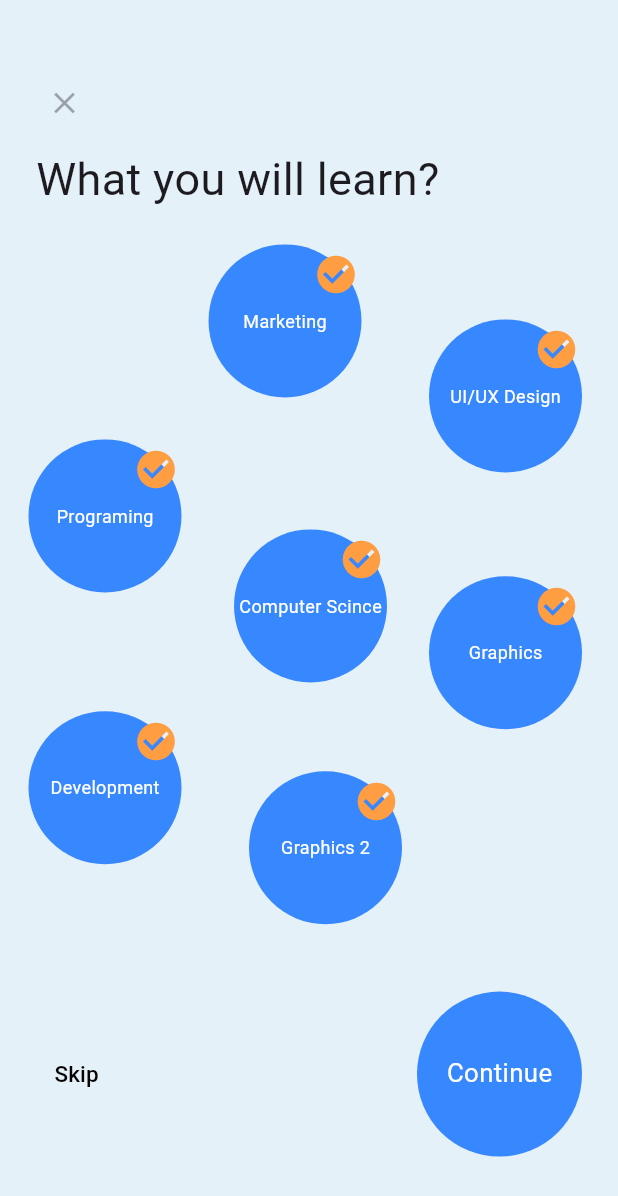
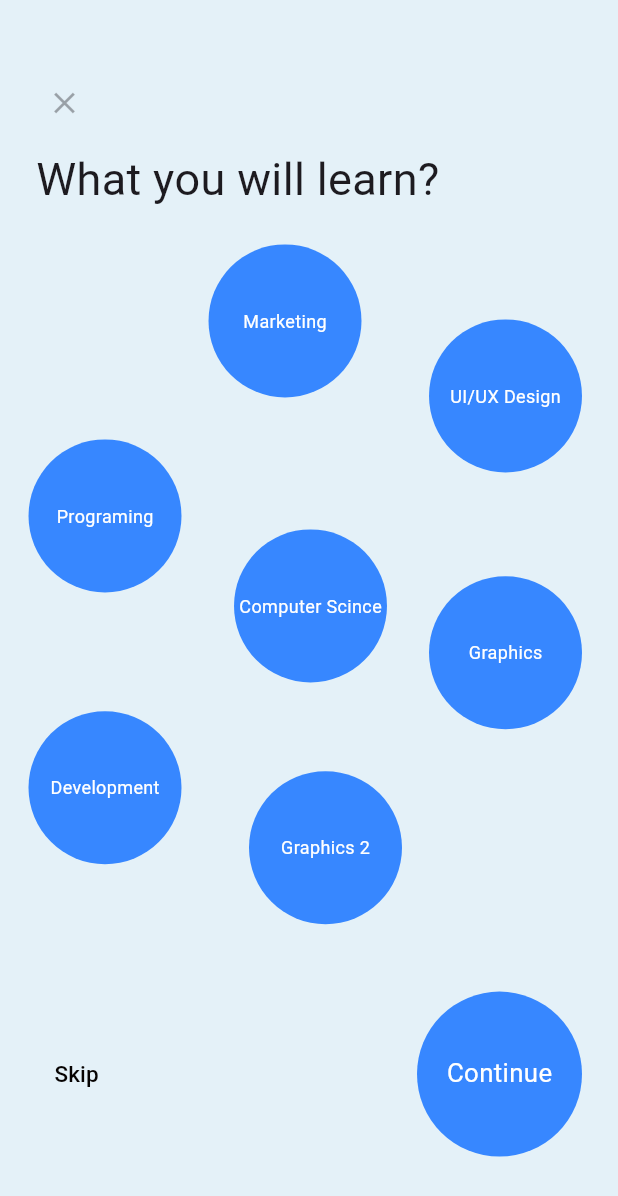
Before and after one commit to Nabil-Gabr/E-Learning-App, a Flutter app: the screen it shows after launch, on a phone screen of 412 x 824 dp. Shown: the top 1196 px of the screen. Run offline on Flutter 3.47's test engine with Material 3 defaults, Android fonts, the phone set to English and light mode, and no system bars; our stand-ins replace get.

Commit message:
add selected track controller

```diff
--- /dev/null
+++ b/lib/modules/level/controller/track_controller.dart
@@ -0,0 +1,18 @@
+import 'package:get/get.dart';
+
+class TrackController extends GetxController {
+    RxList selectedTopics=[].obs;
+
+    void toggleTopic(String topic){
+      if (selectedTopics.contains(topic)) {
+        selectedTopics.remove(topic);
+      }else{
+        selectedTopics.add(topic);
+      }
+    }
+
+    bool isSelected(String topic) {
+    return selectedTopics.contains(topic);
+  }
+
+}
--- a/lib/modules/level/views/track_view.dart
+++ b/lib/modules/level/views/track_view.dart
@@ -1,11 +1,15 @@
+import 'package:e_learning_app/modules/level/controller/track_controller.dart';
 import 'package:e_learning_app/modules/level/views/widgets/track_viiew_body.dart';
 import 'package:flutter/material.dart';
+import 'package:get/get_core/get_core.dart';
+import 'package:get/get_instance/get_instance.dart';
 
 class TrackView extends StatelessWidget {
   const TrackView({super.key});
 
   @override
   Widget build(BuildContext context) {
+    Get.put(TrackController(),permanent: true);
     return const SafeArea(
       child: Scaffold(
         body: TrackViiewBody(),
--- a/lib/modules/level/views/widgets/build_topic_circle.dart
+++ b/lib/modules/level/views/widgets/build_topic_circle.dart
@@ -1,24 +1,33 @@
+import 'package:e_learning_app/modules/level/controller/track_controller.dart';
 import 'package:e_learning_app/modules/level/views/widgets/custom_button.dart';
 import 'package:flutter/material.dart';
+import 'package:get/get_state_manager/get_state_manager.dart';
 
-class BuildTopicCircle extends StatelessWidget {
+class BuildTopicCircle extends GetView<TrackController> {
   final String textTopic;
   const BuildTopicCircle({super.key, required this.textTopic});
 
   @override
   Widget build(BuildContext context) {
-    return  Stack(children: [
-      CustomButton(text: textTopic,fontSize: 12, width: 102, height: 102, borderRadius: 102,),
-      const Positioned(
+    return  Obx(() {
+      bool isSelected = controller.isSelected(textTopic);
+      return Stack(children: [
+      CustomButton(text: textTopic,fontSize: 12, width: 102, height: 102, borderRadius: 102,onTap: () {
+        controller.toggleTopic(textTopic);
+      },),
+
+      if(isSelected) const Positioned(
                 top: 5,
                 right: 5,
                 child: Icon(
-                  Icons.check_circle_sharp,
+                  Icons.check_circle,
                   color: Color(0xffFF9D42),
                   size: 30,
                 ),
-              ),
+              )
+
 
     ],);
+    },);
   }
 }
```
